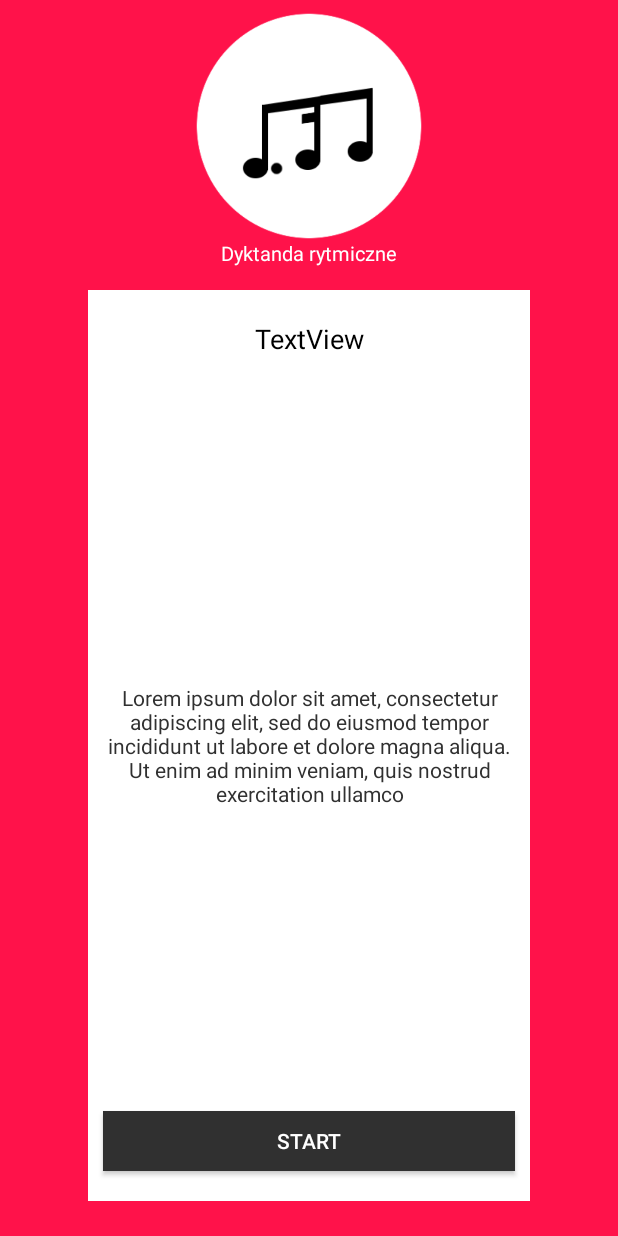
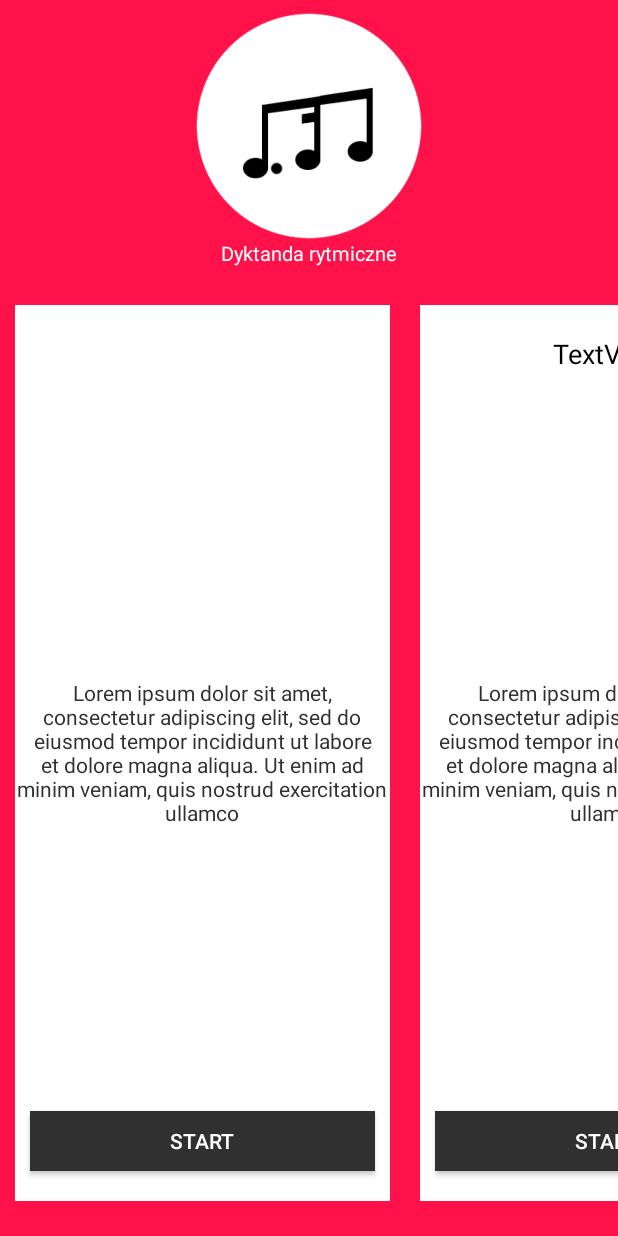
Before and after one commit to bogusz2233/Ear-training, an Android app: the ChooseScreen screen opened directly, with no data from a screen before it, on a phone screen of 412 x 824 dp. Run offline under Robolectric (Android 15) with nearby library versions, the phone set to English and light mode, and no system bars.

Commit message:
added scroll view in second activity and tools to using fragments

```diff
--- a/app/build.gradle
+++ b/app/build.gradle
@@ -17,10 +17,12 @@ android {
             proguardFiles getDefaultProguardFile('proguard-android.txt'), 'proguard-rules.pro'
         }
     }
+    productFlavors {
+    }
 }
 
 dependencies {
-    compile fileTree(dir: 'libs', include: ['*.jar'])
+    compile fileTree(include: ['*.jar'], dir: 'libs')
     androidTestCompile('com.android.support.test.espresso:espresso-core:2.2.2', {
         exclude group: 'com.android.support', module: 'support-annotations'
     })
--- a/app/src/main/AndroidManifest.xml
+++ b/app/src/main/AndroidManifest.xml
@@ -3,6 +3,7 @@
     package="com.example.bogusz.eartraining">
 
     <application
+        android:screenOrientation="portrait"
         android:allowBackup="true"
         android:icon="@drawable/logo"
         android:label="@string/app_name"
@@ -11,9 +12,10 @@
         android:theme="@style/Theme.AppCompat.NoActionBar"
         android:banner="@color/colorPrimaryDark"
         >
+
         <activity
-            android:name=".MainActivity"
-            android:screenOrientation="portrait">
+            android:screenOrientation="portrait"
+            android:name=".MainActivity">
             <intent-filter>
                 <action android:name="android.intent.action.MAIN" />
 
@@ -21,6 +23,7 @@
             </intent-filter>
         </activity>
         <activity
+            android:screenOrientation="portrait"
             android:name=".ChooseScreen"
             android:configChanges="orientation|keyboardHidden|screenSize"
             android:label="@string/title_activity_choose_screen"
--- a/app/src/main/java/com/example/bogusz/eartraining/ChooseScreen.java
+++ b/app/src/main/java/com/example/bogusz/eartraining/ChooseScreen.java
@@ -1,25 +1,44 @@
 package com.example.bogusz.eartraining;
 
+import android.app.FragmentTransaction;
 import android.support.v7.app.AppCompatActivity;
 import android.os.Bundle;
 
-/**
- * An example full-screen activity that shows and hides the system UI (i.e.
- * status bar and navigation/system bar) with user interaction.
- */
+import android.widget.LinearLayout;
+
+import java.util.ArrayList;
+import java.util.List;
+
+
 public class ChooseScreen extends AppCompatActivity {
-    private int klikniete;
+
+    private int liczba_okien = 0;
+    private String[] tagOkno;
+
     @Override
     protected void onCreate(Bundle savedInstanceState) {
+        int klikniete = MainActivity.getKlikniete();
         super.onCreate(savedInstanceState);
         setContentView(R.layout.activity_choose_screen);
-        klikniete = MainActivity.getKlikniete();
+        MainActivity.getKlikniete();
 
         // ustawienie
-        setUpScreen();
+        setUpScreen(klikniete);
+        setUpScrollView(klikniete);
+
     }
 
-    private void setUpScreen(){
+
+    @Override
+    protected void onStart() {
+        super.onStart();
+
+        KartaZadan kartaZadan =(KartaZadan) getFragmentManager().findFragmentByTag(tagOkno[0]);
+        kartaZadan.zmienTytul("");
+
+    }
+
+    private void setUpScreen(int klikniete){
 
         IkonaFragment ikonaFragment = (IkonaFragment) getFragmentManager().findFragmentById(R.id.fragmentIkona);
 
@@ -58,9 +77,56 @@ public class ChooseScreen extends AppCompatActivity {
     }
 
 
+    public void setUpScrollView(int klikniete){
+        switch (klikniete){
+            case 0:
+                stworzFragmentow(3);
+                break;
 
-    @Override
-    public void finish() {
-        super.finish();
+            case 1:
+                stworzFragmentow(3);
+                break;
+
+            case 2:
+                stworzFragmentow(3);
+                break;
+
+            case 3:
+                stworzFragmentow(3);
+                break;
+
+            case 4:
+                stworzFragmentow(3);
+                break;
+
+            case 5:
+                stworzFragmentow(3);
+                break;
+        }
+
     }
+
+    public void stworzFragmentow(int liczba_fragmentow){
+
+        List<String> listaTagow = new ArrayList<String>();
+
+        LinearLayout linearLayout =(LinearLayout) findViewById(R.id.kontenerZadania);
+
+        for (int i = 0; i<liczba_fragmentow; i++ ){
+            liczba_okien++;
+
+            listaTagow.add("oknoZadan" + liczba_okien);
+            KartaZadan kartaZadan = new KartaZadan();
+
+            FragmentTransaction ft = getFragmentManager().beginTransaction();
+            ft.add(linearLayout.getId(),kartaZadan,listaTagow.get(i));
+
+            ft.commit();
+        }
+
+        tagOkno = new String[listaTagow.size()];
+        listaTagow.toArray(tagOkno);
+    }
+
+
 }
--- a/app/src/main/java/com/example/bogusz/eartraining/KartaZadan.java
+++ b/app/src/main/java/com/example/bogusz/eartraining/KartaZadan.java
@@ -1,20 +1,37 @@
 package com.example.bogusz.eartraining;
 
 
+import android.app.Activity;
+import android.app.ListFragment;
+import android.content.Context;
 import android.os.Bundle;
+import android.preference.PreferenceFragment;
 import android.support.annotation.Nullable;
-import android.support.v4.app.Fragment;
+import android.app.Fragment;
+import android.util.TypedValue;
 import android.view.LayoutInflater;
 import android.view.View;
 import android.view.ViewGroup;
+import android.widget.LinearLayout;
+import android.widget.TextView;
 
 
 public class KartaZadan extends Fragment {
+    private int spWidth;
+
 
     @Nullable
     @Override
     public View onCreateView(LayoutInflater inflater, @Nullable ViewGroup container, Bundle savedInstanceState) {
+
         // ta metoda wystarczy by utworzyć fragment
         return inflater.inflate(R.layout.fragment_karta_zadan, container,false);
     }
+
+
+    public void zmienTytul(String trescTytul){
+
+        TextView tytul = (TextView) getView().findViewById(R.id.tytulTrescZadania);
+        tytul.setText(trescTytul);
+    }
 }
--- a/app/src/main/res/layout/activity_choose_screen.xml
+++ b/app/src/main/res/layout/activity_choose_screen.xml
@@ -5,7 +5,8 @@
     android:layout_height="match_parent"
     android:background="@color/colorPrimary"
     tools:context="com.example.bogusz.eartraining.ChooseScreen"
-    android:padding="3sp"
+    android:paddingTop="3sp"
+    android:paddingBottom="3sp"
     >
 
 
@@ -25,50 +26,24 @@
             android:layout_height="180sp"
             android:gravity="center"
             tools:layout="@layout/fragment_ikona" />
-        <TableRow
-            android:layout_gravity="center"
-            android:layout_width="match_parent"
-            android:layout_height="fill_parent"
-            android:paddingBottom="20sp"
-            android:paddingTop="10sp"
-            android:gravity="center"
-            >
-
-            <android.support.constraint.ConstraintLayout
-                android:background="#fff"
-                android:layout_gravity="left|center_vertical"
-                android:layout_column="0"
-                android:layout_width="match_parent"
-                android:layout_marginTop="15sp"
-                android:layout_marginBottom="15sp"
-                >
-
-            </android.support.constraint.ConstraintLayout>
-
-            <fragment
-                        android:layout_marginRight="10sp"
-                        android:layout_marginLeft="10sp"
-                        android:layout_gravity="center_horizontal"
-                        android:id="@+id/fragmentMain"
-                        android:layout_column="1"
-                        android:name="com.example.bogusz.eartraining.KartaZadan"
-                        android:layout_width="250sp"
-
-                        tools:layout="@layout/fragment_karta_zadan" />
-
-            <android.support.constraint.ConstraintLayout
-                android:layout_gravity="right|center_vertical"
-                android:background="#fff"
-                android:layout_column="2"
-                android:layout_width="match_parent"
-                android:layout_marginTop="15sp"
-                android:layout_marginBottom="15sp"
-                >
-
-            </android.support.constraint.ConstraintLayout>
 
 
-        </TableRow>
+            <HorizontalScrollView
+                android:scrollbars="none"
+                android:layout_width="wrap_content"
+                android:layout_height="match_parent">
+
+                <LinearLayout
+                    android:id="@+id/kontenerZadania"
+                    android:layout_width="wrap_content"
+                    android:layout_height="wrap_content"
+                    android:orientation="horizontal">
+
+                </LinearLayout>
+            </HorizontalScrollView>
+
+
+
     </TableLayout>
 
 
--- a/app/src/main/res/layout/fragment_karta_zadan.xml
+++ b/app/src/main/res/layout/fragment_karta_zadan.xml
@@ -1,10 +1,16 @@
 <RelativeLayout xmlns:android="http://schemas.android.com/apk/res/android"
     xmlns:tools="http://schemas.android.com/tools"
-    android:layout_width="fill_parent"
     android:layout_height="fill_parent"
     android:gravity="center"
     android:background="#ffffff"
-    tools:context="com.example.bogusz.eartraining.KartaZadan">
+    tools:context="com.example.bogusz.eartraining.KartaZadan"
+
+    android:layout_width="250sp"
+    android:layout_marginLeft="10sp"
+    android:layout_marginRight="10sp"
+    android:layout_marginTop="20sp"
+    android:layout_marginBottom="20sp"
+    >
 
 
     <TableLayout
--- a/app/src/main/res/values/strings.xml
+++ b/app/src/main/res/values/strings.xml
@@ -11,6 +11,16 @@
     <string name="dummy_content">DUMMY\nCONTENT</string>
 
 
+    <string-array name="podpisyIkon">
+        <item>Interwały</item>
+        <item>Trójdźwięki</item>
+        <item>Akordy</item>
+        <item>Dyktanda rytmiczne</item>
+        <item>Dyktanda melodyczne</item>
+        <item>Solfeż</item>
+    </string-array>
+
+
     <string name="interwaly">Interwały</string>
     <string name="trojDzwieki">Trójdźwięki</string>
     <string name="akordy">Akordy</string>
```
